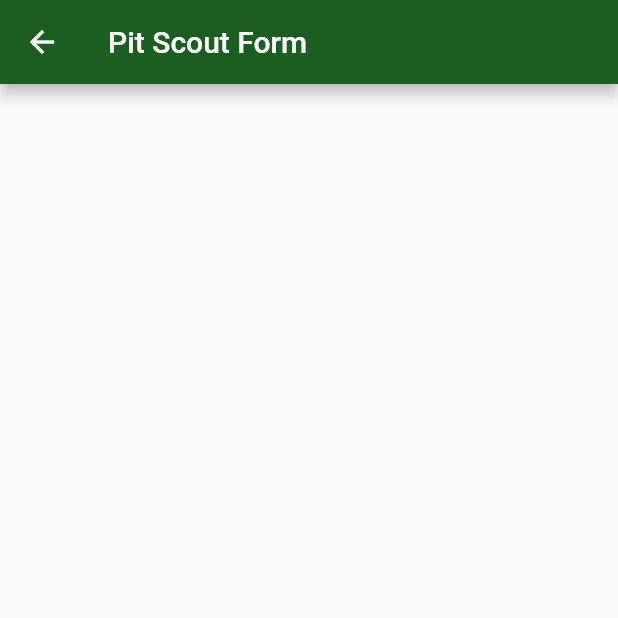
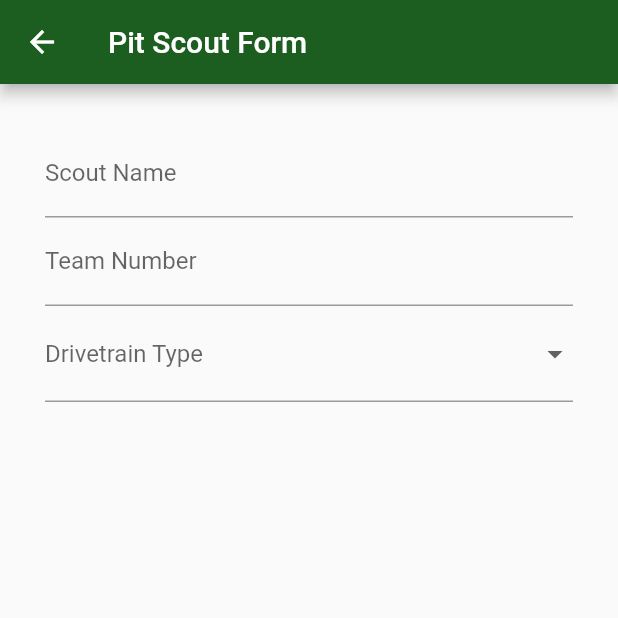
Before and after one commit to claytonjgilmer/punk_picks, a Flutter app: the PitScoutPage screen opened directly, on a phone screen of 412 x 824 dp, the top half of it. Run offline on Flutter 3.47's test engine with Material 2 defaults, Android fonts, the light colour scheme and no system bars; drawn by our look-alikes of flutter_form_builder; our stand-ins replace cached_network_image, cloud_firestore, firebase_auth, fluro, google_sign_in, shared_preferences; accounts and stored records are empty; network calls fail; statements that could not run were skipped.

Commit message:
add in a lot of boilerplate for other pages; start pit form

```diff
--- /dev/null
+++ b/lib/pages/forms/pit_scout.dart
@@ -0,0 +1,93 @@
+import 'package:flutter/material.dart';
+import 'package:flutter_form_builder/flutter_form_builder.dart';
+
+class PitScoutPage extends StatefulWidget {
+  _PitScoutPageState createState() => _PitScoutPageState();
+}
+
+class _PitScoutPageState extends State<PitScoutPage> {
+  final GlobalKey<FormBuilderState> formKey = GlobalKey<FormBuilderState>();
+
+  void initState() {
+    super.initState();
+  }
+
+  @override
+  Widget build(BuildContext context) {
+    return Scaffold(
+      appBar: AppBar(
+        title: Text('Pit Scout Form')
+      ),
+      body: Builder(
+        builder: (BuildContext context) {
+          return SingleChildScrollView(
+            child: Padding(
+              padding: EdgeInsets.all(30),
+              child: Column(
+                children: <Widget>[
+                  FormBuilder(
+                    key: formKey,
+                    autovalidate: true,
+                    initialValue: {
+                      'scoutName' : '',
+                      // teamNumber : 0,
+                      'driveTrain' : '',
+                      'wheelNumber' : 4,
+                      'progLang' : '',
+                      'hasCamera' : false,
+                      'photoUrl' : '',
+                    },
+                    child: Column(
+                      children: <Widget>[
+                        FormBuilderTextField(
+                          attribute: 'scoutName',
+                          decoration: InputDecoration(labelText: 'Scout Name'),
+                          validators: [
+                            FormBuilderValidators.required(),
+                          ],
+                        ),
+                        FormBuilderTextField(
+                          attribute: 'teamNumber',
+                          decoration: InputDecoration(labelText: 'Team Number'),
+                          keyboardType: TextInputType.number,
+                          valueTransformer: (text) => num.tryParse(text),
+                          validators: [
+                            FormBuilderValidators.required(),
+                            FormBuilderValidators.numeric(),
+                            FormBuilderValidators.maxLength(4),
+                          ],
+                        ),
+                        FormBuilderDropdown(
+                          attribute: 'driveTrain',
+                          decoration: InputDecoration(labelText: 'Drivetrain Type'),
+                          items: [
+                            DropdownMenuItem(
+                              value: 't',
+                              child: Text('Tank'),
+                            ),
+                            DropdownMenuItem(
+                              value: 'm',
+                              child: Text('Mecanum'),
+                            ),
+                            DropdownMenuItem(
+                              value: 's',
+                              child: Text('Swerve'),
+                            ),
+                            DropdownMenuItem(
+                              value: 'o',
+                              child: Text('Other'),
+                            )
+                          ],
+                        )
+                      ],
+                    ),
+                  )
+                ],
+              ),
+            ),
+          );
+        },
+      ),
+    );
+  }
+}
--- a/lib/pages/verify.dart
+++ b/lib/pages/verify.dart
@@ -6,7 +6,6 @@ import 'package:punk_picks/routes.dart';
 // This page exists in order to bypass login screen after app quit for users who have already signed in
 
 class VerifyPage extends StatefulWidget {
-  @override
   _VerifyPageState createState() => _VerifyPageState();
 }
 
--- a/pubspec.yaml
+++ b/pubspec.yaml
@@ -25,6 +25,7 @@ dependencies:
   shared_preferences: ^0.5.3+4
   flutter_form_builder: ^3.1.4
   fluro: ^1.5.1
+  cached_network_image: ^1.1.1
 
 dev_dependencies:
   flutter_test:
```
Also changed, not shown: lib/pages/first_pick.dart (renamed from lib/pages/forms/pit_scout_2019.dart, +6 -4 lines), lib/pages/forms/match_scout.dart (renamed from lib/pages/forms/match_scout_2019.dart, +3 -15 lines), lib/pages/home.dart (+4 -18 lines), lib/pages/match_list.dart (added, +21 -0 lines), lib/pages/second_pick.dart (added, +21 -0 lines), lib/pages/team_list.dart (added, +21 -0 lines), lib/routes.dart (+22 -2 lines), lib/pages/fragments/match_summary.dart (added), lib/pages/fragments/pit_summary.dart (added), lib/pages/fragments/team_summary.dart (added), pubspec.lock.
